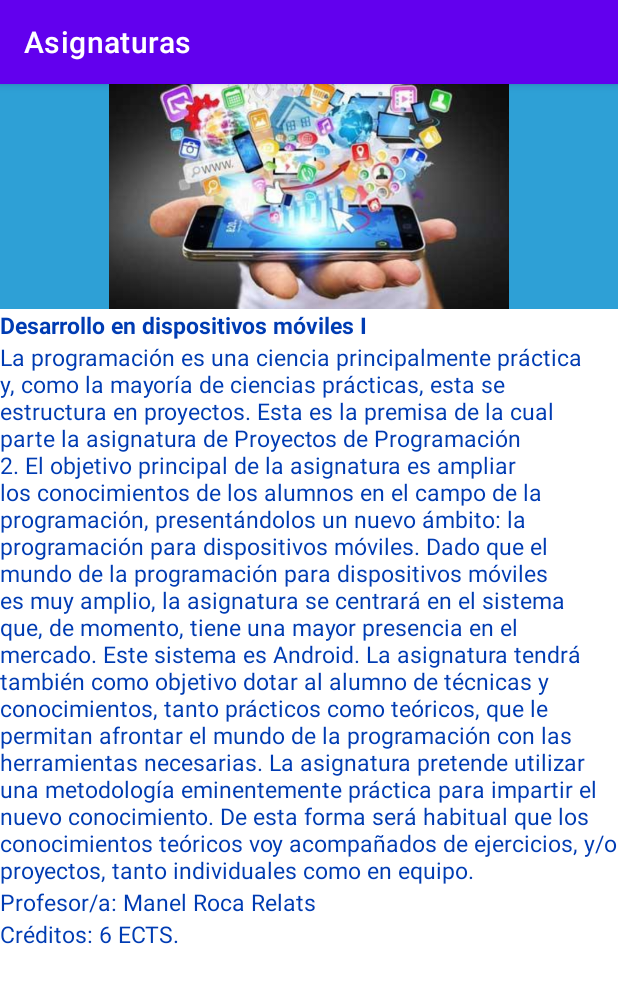
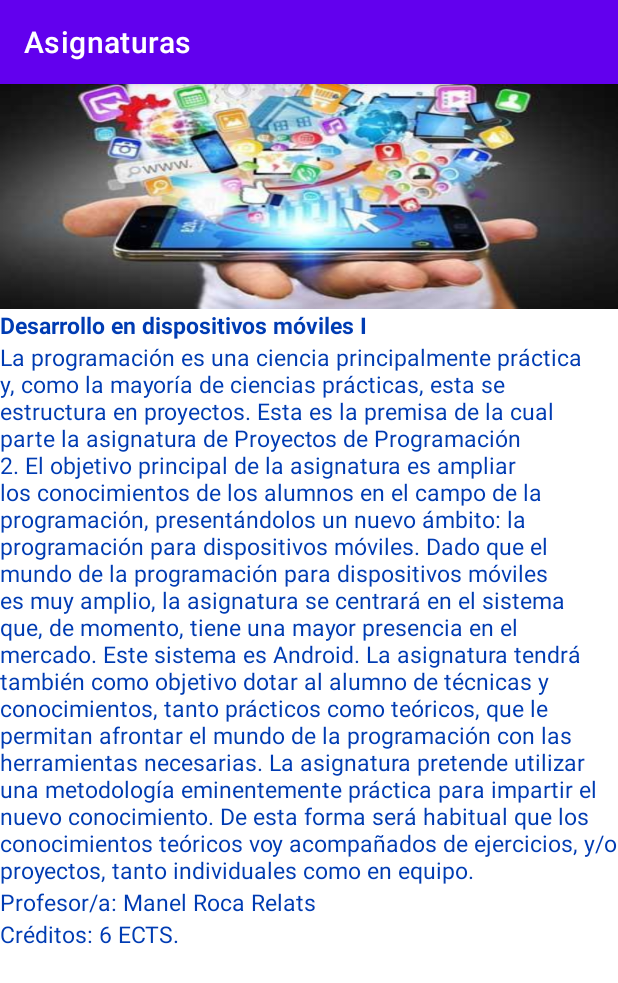
Before and after one commit to irisquerol/Courses, an Android app: the DetailsActivity screen opened directly, with no data from a screen before it, on a phone screen of 412 x 824 dp. Shown: the top 983 px of the screen. Run offline under Robolectric (Android 15) with nearby library versions, the phone set to English and light mode, and no system bars.

Commit message:
made image fit the box

```diff
--- a/app/src/main/res/layout/activity_details.xml
+++ b/app/src/main/res/layout/activity_details.xml
@@ -29,7 +29,7 @@
                 android:layout_width="match_parent"
                 android:layout_height="wrap_content"
                 android:adjustViewBounds="true"
-                android:scaleType="fitCenter"
+                android:scaleType="fitXY"
                 android:contentDescription="@string/title1"
                 android:src="@mipmap/book" />
 
--- a/app/src/main/res/layout/activity_main.xml
+++ b/app/src/main/res/layout/activity_main.xml
@@ -27,6 +27,7 @@
                 android:layout_height="150dp"
                 android:layout_gravity="center"
                 android:background="@color/blue"
+                android:scaleType="centerCrop"
                 android:contentDescription="@string/title1"
                 android:padding="5dp"
                 android:src="@mipmap/mviles" />
@@ -72,6 +73,7 @@
                 android:layout_width="150dp"
                 android:layout_height="150dp"
                 android:layout_gravity="center"
+                android:scaleType="centerCrop"
                 android:background="@color/blue"
                 android:contentDescription="@string/title1"
                 android:padding="5dp"
@@ -114,6 +116,7 @@
                 android:layout_width="150dp"
                 android:layout_height="150dp"
                 android:layout_gravity="center"
+                android:scaleType="centerCrop"
                 android:background="@color/blue"
                 android:contentDescription="@string/title3"
                 android:padding="5dp"
@@ -158,6 +161,7 @@
                 android:layout_height="150dp"
                 android:layout_gravity="center"
                 android:background="@color/blue"
+                android:scaleType="centerCrop"
                 android:contentDescription="@string/title4"
                 android:padding="5dp"
                 android:src="@mipmap/fotografia" />
@@ -204,6 +208,7 @@
                 android:layout_height="150dp"
                 android:layout_gravity="center"
                 android:background="@color/blue"
+                android:scaleType="centerCrop"
                 android:contentDescription="@string/title5"
                 android:padding="5dp"
                 android:src="@mipmap/careeartech" />
@@ -250,6 +255,7 @@
                 android:layout_height="150dp"
                 android:layout_gravity="center"
                 android:background="@color/blue"
+                android:scaleType="centerCrop"
                 android:contentDescription="@string/title6"
                 android:padding="5dp"
                 android:src="@mipmap/redes" />
```
